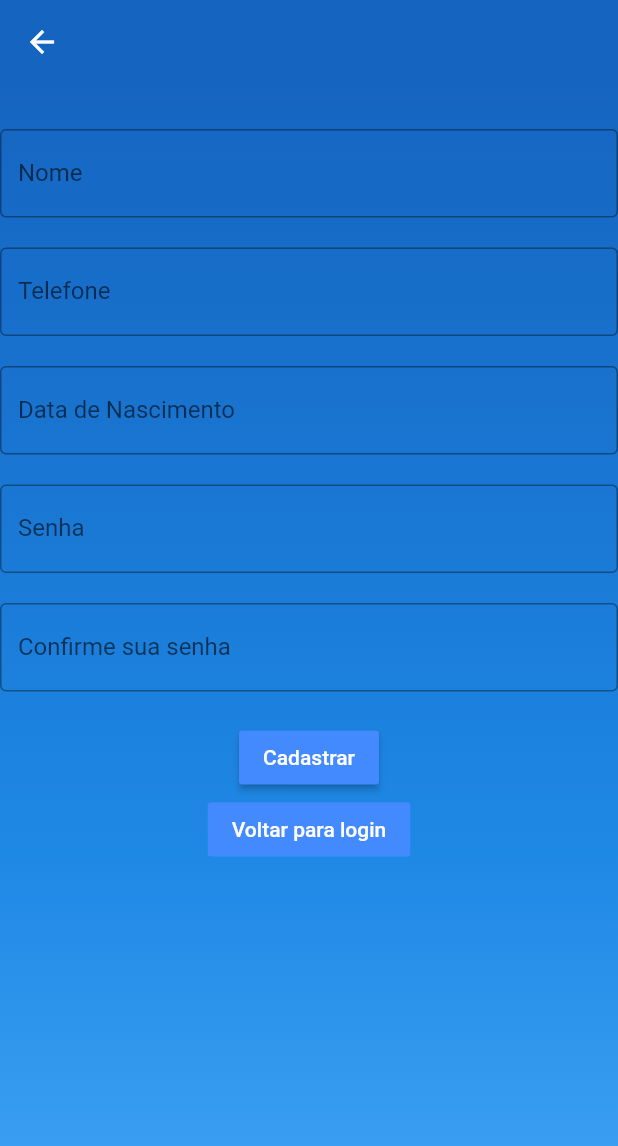
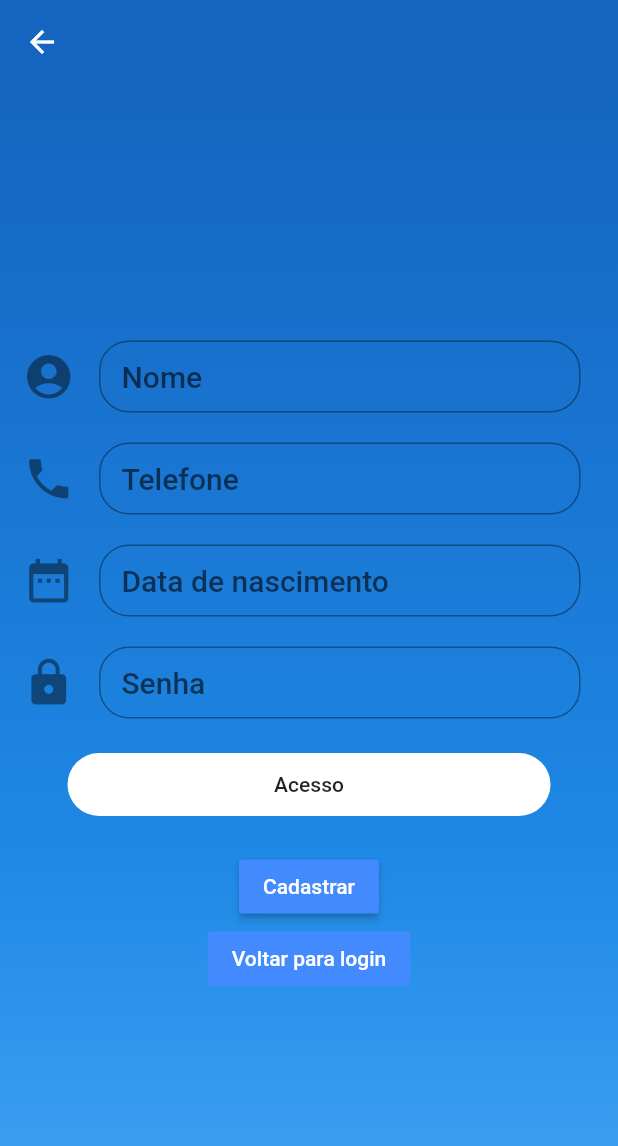
Before and after one commit to kFurlan/SmartHome, a Flutter app: the screen it shows after launch, after a tap on "Cadastre-se", on a phone screen of 412 x 824 dp. Shown: the top 1146 px of the screen. Run offline on Flutter 3.47's test engine with Material 2 defaults, Android fonts, the phone set to English and light mode, and no system bars; our stand-ins replace bloc, built_collection, built_value, equatable, flutter_bloc; generated files the repository leaves out were written again.

Commit message:
Atualizado página de registro

```diff
--- a/app/lib/pages/auth/login_page.dart
+++ b/app/lib/pages/auth/login_page.dart
@@ -52,16 +52,16 @@ class LoginPageState extends State<LoginPage> {
                     color: Colors.white),
               ),
               Padding(
-                padding: EdgeInsets.fromLTRB(15, 10, 10, 10),
+                padding: EdgeInsets.fromLTRB(15, 10, 25, 10),
                 child: TextFormField(
                   style: new TextStyle(
                       fontSize: 20,
                       fontWeight: FontWeight.w500,
                       color: Colors.white),
                   decoration: InputDecoration(
-                    icon: Icon(Icons.account_circle),
+                    icon: Icon(Icons.account_circle, size: 35),
                     hintText: "Usuário",
-                    contentPadding: new EdgeInsets.fromLTRB(15, 15, 5, 5),
+                    contentPadding: new EdgeInsets.fromLTRB(15, 25, 5, 5),
                     border: new OutlineInputBorder(
                         borderSide: new BorderSide(width: 4),
                         borderRadius: new BorderRadius.circular(20.0)),
@@ -74,16 +74,16 @@ class LoginPageState extends State<LoginPage> {
                 ),
               ),
               Padding(
-                padding: EdgeInsets.fromLTRB(15, 10, 10, 10),
+                padding: EdgeInsets.fromLTRB(15, 10, 25, 10),
                 child: TextFormField(
                   style: new TextStyle(
                       fontSize: 20,
                       fontWeight: FontWeight.w500,
                       color: Colors.white),
                   decoration: InputDecoration(
-                    icon: Icon(Icons.lock),
+                    icon: Icon(Icons.lock, size: 35),
                     hintText: "Senha",
-                    contentPadding: new EdgeInsets.fromLTRB(15, 15, 5, 5),
+                    contentPadding: new EdgeInsets.fromLTRB(15, 25, 5, 5),
                     border: new OutlineInputBorder(
                         borderSide: new BorderSide(width: 2),
                         borderRadius: new BorderRadius.circular(20.0)),
--- a/app/lib/pages/auth/register_page.dart
+++ b/app/lib/pages/auth/register_page.dart
@@ -1,4 +1,5 @@
 import 'package:flutter/material.dart';
+import 'login_page.dart';
 
 class RegisterPage extends StatefulWidget {
   @override
@@ -8,6 +9,9 @@ class RegisterPage extends StatefulWidget {
 class RegisterPageState extends State<RegisterPage> {
   @override
   Widget build(BuildContext context) {
+    // Note: This is a GlobalKey<FormState>, not a GlobalKey<MyCustomFormState>!
+    final _formKey = GlobalKey<FormState>();
+    // Build a Form widget using the _formKey we created above
     return new Scaffold(
         appBar: AppBar(
           backgroundColor: Colors.blue[800],
@@ -27,70 +31,177 @@ class RegisterPageState extends State<RegisterPage> {
                     ])),
             child: new Form(
               child: Column(
+                mainAxisAlignment: MainAxisAlignment.center,
+                crossAxisAlignment: CrossAxisAlignment.center,
                 children: <Widget>[
-                  SizedBox(
-                    height: 30.0,
+                  Padding(
+                    padding: EdgeInsets.fromLTRB(15, 10, 25, 10),
+                    child: TextFormField(
+                      style: new TextStyle(
+                          fontSize: 20,
+                          fontWeight: FontWeight.w500,
+                          color: Colors.white),
+                      decoration: InputDecoration(
+                        icon: Icon(Icons.account_circle, size: 35),
+                        hintText: "Nome",
+                        contentPadding: new EdgeInsets.fromLTRB(15, 15, 5, 5),
+                        border: new OutlineInputBorder(
+                            borderSide: new BorderSide(width: 4),
+                            borderRadius: new BorderRadius.circular(20.0)),
                       ),
-                  // gamb para deixar texto mais para baixo
+                      validator: (value) {
+                        if (value.isEmpty) {
+                          return 'Please enter some text';
+                        }
+                      },
+                    ),
+                  ),
+                  Padding(
+                    padding: EdgeInsets.fromLTRB(15, 10, 25, 10),
+                    child: TextFormField(
+                      style: new TextStyle(
+                          fontSize: 20,
+                          fontWeight: FontWeight.w500,
+                          color: Colors.white),
+                      decoration: InputDecoration(
+                        icon: Icon(Icons.phone, size: 35),
+                        hintText: "Telefone",
+                        contentPadding: new EdgeInsets.fromLTRB(15, 15, 5, 5),
+                        border: new OutlineInputBorder(
+                            borderSide: new BorderSide(width: 4),
+                            borderRadius: new BorderRadius.circular(20.0)),
+                      ),
+                      validator: (value) {
+                        if (value.isEmpty) {
+                          return 'Please enter some text';
+                        }
+                      },
+                    ),
+                  ),
+                  Padding(
+                    padding: EdgeInsets.fromLTRB(15, 10, 25, 10),
+                    child: TextFormField(
+                      style: new TextStyle(
+                          fontSize: 20,
+                          fontWeight: FontWeight.w500,
+                          color: Colors.white),
+                      decoration: InputDecoration(
+                        icon: Icon(Icons.date_range, size: 35),
+                        hintText: "Data de nascimento",
+                        contentPadding: new EdgeInsets.fromLTRB(15, 15, 5, 5),
+                        border: new OutlineInputBorder(
+                            borderSide: new BorderSide(width: 4),
+                            borderRadius: new BorderRadius.circular(20.0)),
+                      ),
+                      validator: (value) {
+                        if (value.isEmpty) {
+                          return 'Please enter some text';
+                        }
+                      },
+                    ),
+                  ),
+                  Padding(
+                    padding: EdgeInsets.fromLTRB(15, 10, 25, 10),
+                    child: TextFormField(
+                      style: new TextStyle(
+                          fontSize: 20,
+                          fontWeight: FontWeight.w500,
+                          color: Colors.white),
+                      decoration: InputDecoration(
+                        icon: Icon(Icons.lock, size: 35),
+                        hintText: "Senha",
+                        contentPadding: new EdgeInsets.fromLTRB(15, 15, 5, 5),
+                        border: new OutlineInputBorder(
+                            borderSide: new BorderSide(width: 4),
+                            borderRadius: new BorderRadius.circular(20.0)),
+                      ),
+                      validator: (value) {
+                        if (value.isEmpty) {
+                          return 'Please enter some text';
+                        }
+                      },
+                    ),
+                  ),
+                  Padding(
+                    padding: EdgeInsets.fromLTRB(45, 10, 45, 20),
+                    child: SizedBox(
+                      width: double.infinity,
+                      child: RaisedButton(
+                        padding: EdgeInsets.fromLTRB(45, 13, 45, 13),
+                        elevation: 0,
+                        color: Colors.white,
+                        splashColor: Colors.blueGrey,
+                        shape: new RoundedRectangleBorder(
+                            borderRadius: new BorderRadius.circular(30.0)),
+                        onPressed: () {
+                          // Validate will return true if the form is valid, or false if
+                          // the form is invalid.
+                          if (_formKey.currentState.validate()) {
+                            // If the form is valid, we want to show a Snackbar
+                            Scaffold.of(context).showSnackBar(
+                                SnackBar(content: Text('Processing Data')));
+                          }
+                        },
+                        child: const Text('Acesso'),
+                      ),
+                    ),
+                  ),
+
+                  /* // gamb para deixar texto mais para baixo
                   TextField(
                     decoration: InputDecoration(
                       labelText: "Nome",
                       border: new OutlineInputBorder(
                           borderSide: new BorderSide(color: Colors.yellow)),
                     ),
-                  ),
-                  Padding(
-                    padding: const EdgeInsets.all(10.0),
-                  ),
-                  TextField(
+                  ),*/
+
+                  /*TextField(
                     decoration: InputDecoration(
                       labelText: "Telefone",
                       border: new OutlineInputBorder(
                           borderSide: new BorderSide(color: Colors.yellow)),
                     ),
-                  ),
-                  Padding(
-                    padding: const EdgeInsets.all(10.0),
-                  ),
-                  TextField(
+                  ),*/
+
+                  /*TextField(
                     decoration: InputDecoration(
                       labelText: "Data de Nascimento",
                       border: new OutlineInputBorder(
                           borderSide: new BorderSide(color: Colors.yellow)),
                     ),
-                  ),
-                  Padding(
-                    padding: const EdgeInsets.all(10.0),
-                  ),
-                  TextField(
+                  ),*/
+
+                  /* TextField(
                     decoration: InputDecoration(
                       labelText: "Senha",
                       border: new OutlineInputBorder(
                           borderSide: new BorderSide(color: Colors.yellow)),
                     ),
                     obscureText: true,
-                  ),
-                  Padding(
-                    padding: const EdgeInsets.all(10.0),
-                  ),
-                  TextField(
+                  ),*/
+
+                  /*TextField(
                     decoration: InputDecoration(
                       labelText: "Confirme sua senha",
                       border: new OutlineInputBorder(
                           borderSide: new BorderSide(color: Colors.yellow)),
                     ),
                     obscureText: true,
-                  ),
-                  Padding(
-                    padding: const EdgeInsets.all(10.0),
-                  ),
+                  ),*/
+
                   RaisedButton(
                       onPressed: () {},
                       textColor: Colors.white,
                       color: Colors.blueAccent,
                       child: new Text("Cadastrar")),
                   FlatButton(
-                    onPressed: () {},
+                    onPressed: () {
+                      Navigator.push(
+                        context,
+                        MaterialPageRoute(builder: (context) => LoginPage()),
+                      );
+                    },
                     textColor: Colors.white,
                     child: new Text("Voltar para login"),
                     color: Colors.blueAccent,
--- a/app/pubspec.yaml
+++ b/app/pubspec.yaml
@@ -42,6 +42,8 @@ flutter:
   # To add assets to your application, add an assets section, like this:
   assets:
      - images/human.png
+     - images/home.jpg
+     - images/901.jpg
 
 
   # An image asset can refer to one or more resolution-specific "variants", see
```
Also changed, not shown: app/images/901.jpg (added), app/images/home.jpg (added). Lines whose indentation alone changed are shown as unchanged.
